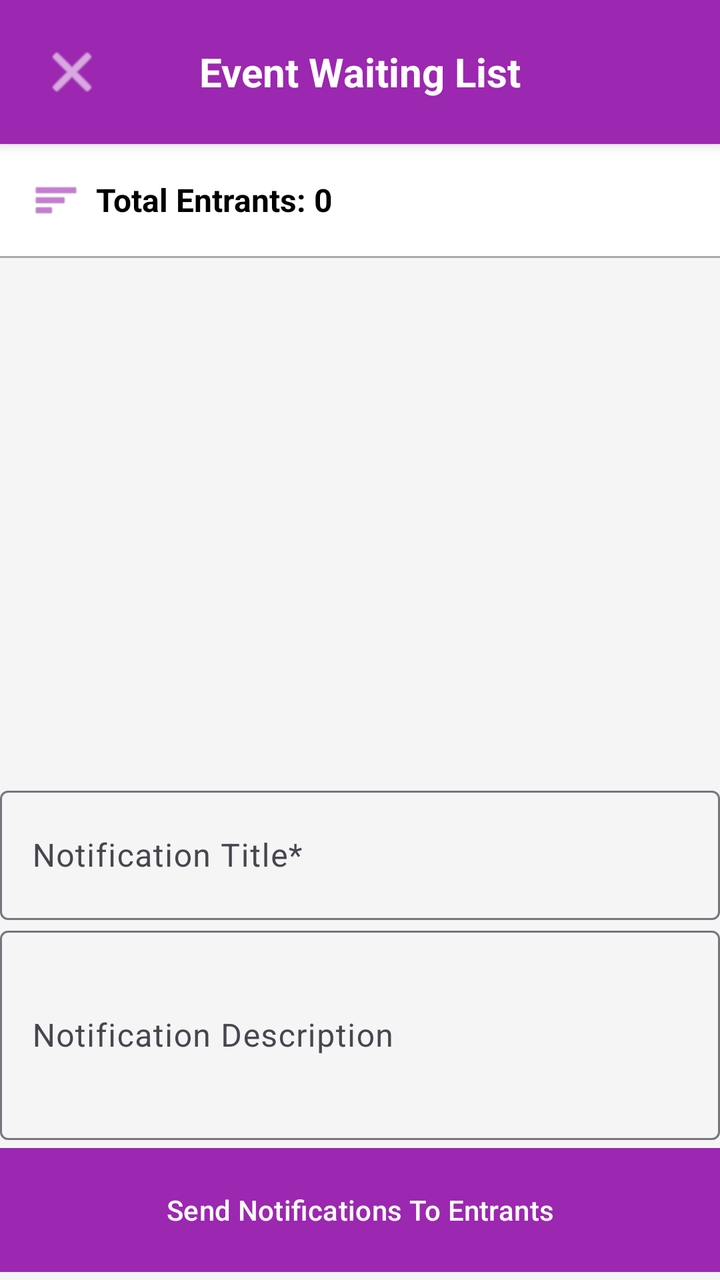
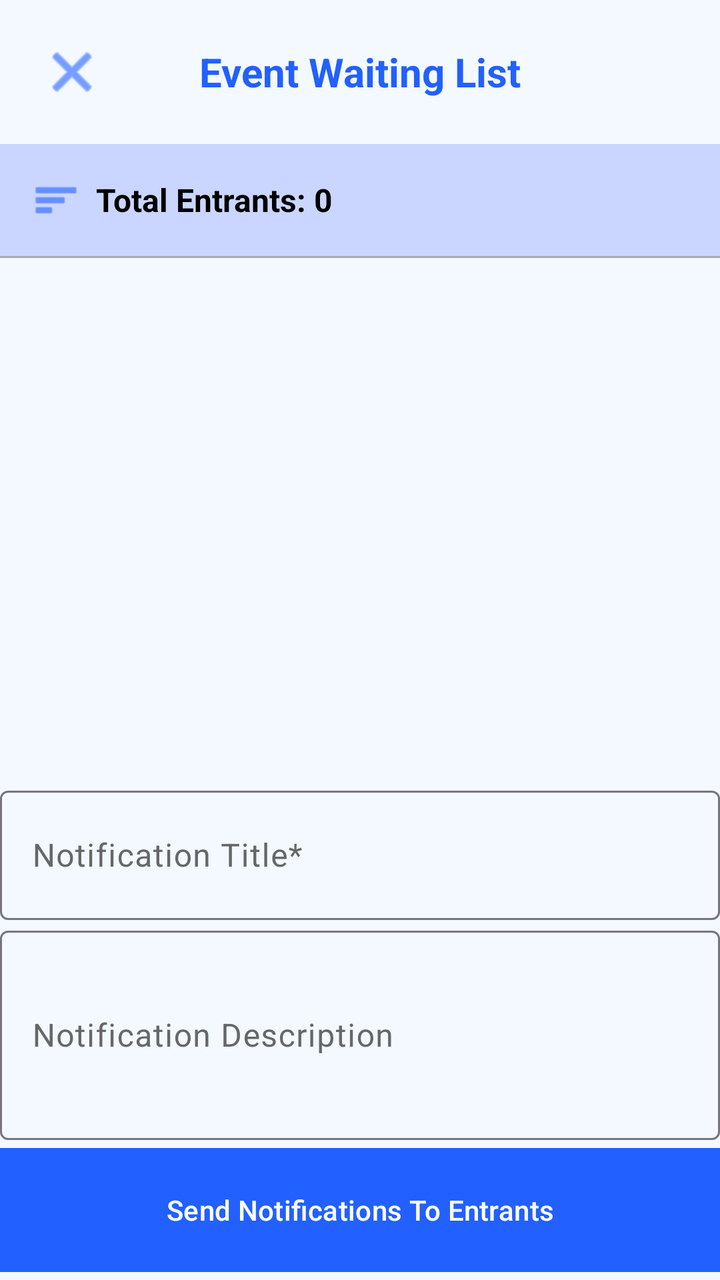

The first picture is an Android layout as it rendered before a commit; the second is the same layout after the commit. The layout source and the unified diff follow.
<!-- AndroidManifest.xml: activity theme Theme.GitCat_events -->
<!-- res/layout/activity_waitlist_view.xml -->
<?xml version="1.0" encoding="utf-8"?>
<LinearLayout xmlns:android="http://schemas.android.com/apk/res/android"
    xmlns:app="http://schemas.android.com/apk/res-auto"
    xmlns:tools="http://schemas.android.com/tools"
    android:layout_width="match_parent"
    android:layout_height="match_parent"
    android:orientation="vertical"
    android:background="#F5F5F5">

    
    <RelativeLayout
        android:layout_width="match_parent"
        android:layout_height="wrap_content"
        android:background="@color/purple_500"
        android:padding="16dp"
        android:elevation="4dp">

        <ImageButton
            android:id="@+id/btnBack"
            android:layout_width="40dp"
            android:layout_height="40dp"
            android:layout_alignParentStart="true"
            android:layout_centerVertical="true"
            android:background="?attr/selectableItemBackgroundBorderless"
            android:src="@android:drawable/ic_menu_close_clear_cancel"
            android:contentDescription="Back"
            app:tint="@android:color/white" />

        <TextView
            android:id="@+id/tvEventName"
            android:layout_width="wrap_content"
            android:layout_height="wrap_content"
            android:layout_centerInParent="true"
            android:text="Event Waiting List"
            android:textColor="@android:color/white"
            android:textSize="20sp"
            android:textStyle="bold" />
    </RelativeLayout>

    
    <LinearLayout
        android:layout_width="match_parent"
        android:layout_height="wrap_content"
        android:background="@android:color/white"
        android:gravity="center_vertical"
        android:orientation="horizontal"
        android:padding="16dp">

        <ImageView
            android:layout_width="24dp"
            android:layout_height="24dp"
            android:layout_marginEnd="8dp"
            android:src="@android:drawable/ic_menu_sort_by_size"
            app:tint="@color/purple_500" />

        <TextView
            android:id="@+id/tvWaitlistCount"
            android:layout_width="wrap_content"
            android:layout_height="wrap_content"
            android:text="Total Entrants: 0"
            android:textColor="@color/black"
            android:textSize="16sp"
            android:textStyle="bold" />
    </LinearLayout>

    

    

    

    <TextView
        android:id="@+id/tvWaitlistEmpty"
        android:layout_width="match_parent"
        android:layout_height="0dp"
        android:layout_weight="1"
        android:gravity="center"
        android:text="No entrants on the waiting list yet"
        android:textSize="16sp"
        android:textColor="@android:color/darker_gray"
        android:visibility="gone" />

    <LinearLayout
        android:layout_width="match_parent"
        android:layout_height="match_parent"
        android:orientation="vertical">

        <View
            android:layout_width="match_parent"
            android:layout_height="1dp"
            android:background="@android:color/darker_gray" />

        <androidx.recyclerview.widget.RecyclerView
            android:id="@+id/rvWaitlist"
            android:layout_width="match_parent"
            android:layout_height="388dp"
            android:layout_weight="1"
            android:clipToPadding="false"
            android:padding="8dp">

        </androidx.recyclerview.widget.RecyclerView>

        <LinearLayout
            android:layout_width="match_parent"
            android:layout_height="250dp"
            android:orientation="vertical">

            <com.google.android.material.textfield.TextInputLayout
                android:id="@+id/textInputLayout"
                android:layout_width="match_parent"
                android:layout_height="70dp">

                <com.google.android.material.textfield.TextInputEditText
                    android:id="@+id/waitingListNotifTitleText"
                    android:layout_width="match_parent"
                    android:layout_height="match_parent"
                    android:hint="Notification Title*" />
            </com.google.android.material.textfield.TextInputLayout>

            <com.google.android.material.textfield.TextInputLayout
                android:id="@+id/textInputLayout2"
                android:layout_width="match_parent"
                android:layout_height="110dp">

                <com.google.android.material.textfield.TextInputEditText
                    android:id="@+id/waitingListNotifDescription"
                    android:layout_width="match_parent"
                    android:layout_height="match_parent"
                    android:hint="Notification Description" />
            </com.google.android.material.textfield.TextInputLayout>

            <Button
                android:id="@+id/waitingListSendNotif"
                android:layout_width="match_parent"
                android:layout_height="70dp"
                android:layout_marginTop="0dp"
                android:backgroundTint="#9C27B0"
                android:text="Send Notifications To Entrants"
                app:cornerRadius="0dp" />
        </LinearLayout>

    </LinearLayout>

</LinearLayout>
<!-- resources referenced by this layout -->
<resources>
  <color name="black">#FF000000</color>
  <color name="purple_500">#9C27B0</color>
  <style name="Theme.GitCat_events" parent="Base.Theme.GitCat_events" />
  <style name="Base.Theme.GitCat_events" parent="Theme.Material3.DayNight.NoActionBar">
          
          
      </style>
</resources>

<!-- the commit's change to res/layout/activity_waitlist_view.xml (unified diff, before → after) -->
@@ -4,16 +4,15 @@
     xmlns:tools="http://schemas.android.com/tools"
     android:layout_width="match_parent"
     android:layout_height="match_parent"
-    android:orientation="vertical"
-    android:background="#F5F5F5">
+    android:background="@color/background_color"
+    android:orientation="vertical">
 
     
     <RelativeLayout
         android:layout_width="match_parent"
         android:layout_height="wrap_content"
-        android:background="@color/purple_500"
-        android:padding="16dp"
-        android:elevation="4dp">
+        android:elevation="4dp"
+        android:padding="16dp">
 
         <ImageButton
             android:id="@+id/btnBack"
@@ -22,9 +21,9 @@
             android:layout_alignParentStart="true"
             android:layout_centerVertical="true"
             android:background="?attr/selectableItemBackgroundBorderless"
+            android:contentDescription="Back"
             android:src="@android:drawable/ic_menu_close_clear_cancel"
-            android:contentDescription="Back"
-            app:tint="@android:color/white" />
+            app:tint="@color/button_color" />
 
         <TextView
             android:id="@+id/tvEventName"
@@ -32,7 +31,7 @@
             android:layout_height="wrap_content"
             android:layout_centerInParent="true"
             android:text="Event Waiting List"
-            android:textColor="@android:color/white"
+            android:textColor="@color/text_color_colored"
             android:textSize="20sp"
             android:textStyle="bold" />
     </RelativeLayout>
@@ -41,7 +40,7 @@
     <LinearLayout
         android:layout_width="match_parent"
         android:layout_height="wrap_content"
-        android:background="@android:color/white"
+        android:background="@color/container_color"
         android:gravity="center_vertical"
         android:orientation="horizontal"
         android:padding="16dp">
@@ -51,14 +50,14 @@
             android:layout_height="24dp"
             android:layout_marginEnd="8dp"
             android:src="@android:drawable/ic_menu_sort_by_size"
-            app:tint="@color/purple_500" />
+            app:tint="@color/button_color" />
 
         <TextView
             android:id="@+id/tvWaitlistCount"
             android:layout_width="wrap_content"
             android:layout_height="wrap_content"
             android:text="Total Entrants: 0"
-            android:textColor="@color/black"
+            android:textColor="@color/text_color_dark"
             android:textSize="16sp"
             android:textStyle="bold" />
     </LinearLayout>
@@ -76,8 +75,8 @@
         android:layout_weight="1"
         android:gravity="center"
         android:text="No entrants on the waiting list yet"
+        android:textColor="@color/text_color_dark"
         android:textSize="16sp"
-        android:textColor="@android:color/darker_gray"
         android:visibility="gone" />
 
     <LinearLayout
@@ -108,7 +107,13 @@
             <com.google.android.material.textfield.TextInputLayout
                 android:id="@+id/textInputLayout"
                 android:layout_width="match_parent"
-                android:layout_height="70dp">
+                android:layout_height="70dp"
+                android:textColorHint="@color/text_color_medium"
+                app:helperTextTextColor="@color/text_color_medium"
+                app:hintTextColor="@color/text_color_medium"
+                app:placeholderTextColor="@color/text_color_medium"
+                app:prefixTextColor="@color/text_color_medium"
+                app:suffixTextColor="@color/text_color_medium">
 
                 <com.google.android.material.textfield.TextInputEditText
                     android:id="@+id/waitingListNotifTitleText"
@@ -120,7 +125,13 @@
             <com.google.android.material.textfield.TextInputLayout
                 android:id="@+id/textInputLayout2"
                 android:layout_width="match_parent"
-                android:layout_height="110dp">
+                android:layout_height="110dp"
+                android:textColorHint="@color/text_color_medium"
+                app:helperTextTextColor="@color/text_color_medium"
+                app:hintTextColor="@color/text_color_medium"
+                app:placeholderTextColor="@color/text_color_medium"
+                app:prefixTextColor="@color/text_color_medium"
+                app:suffixTextColor="@color/text_color_medium">
 
                 <com.google.android.material.textfield.TextInputEditText
                     android:id="@+id/waitingListNotifDescription"
@@ -134,8 +145,9 @@
                 android:layout_width="match_parent"
                 android:layout_height="70dp"
                 android:layout_marginTop="0dp"
-                android:backgroundTint="#9C27B0"
+                android:backgroundTint="@color/button_color"
                 android:text="Send Notifications To Entrants"
+                android:textColor="@color/text_color_light"
                 app:cornerRadius="0dp" />
         </LinearLayout>
 
<!-- resource entries referenced after the edit -->
@@ -1,7 +1,12 @@
 <!-- resources referenced by this layout -->
 <resources>
-  <color name="black">#FF000000</color>
-  <color name="purple_500">#9C27B0</color>
+  <color name="background_color">#F3F9FF</color>
+  <color name="button_color">#2260ff</color>
+  <color name="container_color">#CAD6ff</color>
+  <color name="text_color_colored">#2260ff</color>
+  <color name="text_color_dark">#000000</color>
+  <color name="text_color_light">#ffffff</color>
+  <color name="text_color_medium">#676767</color>
   <style name="Theme.GitCat_events" parent="Base.Theme.GitCat_events" />
   <style name="Base.Theme.GitCat_events" parent="Theme.Material3.DayNight.NoActionBar">
           
